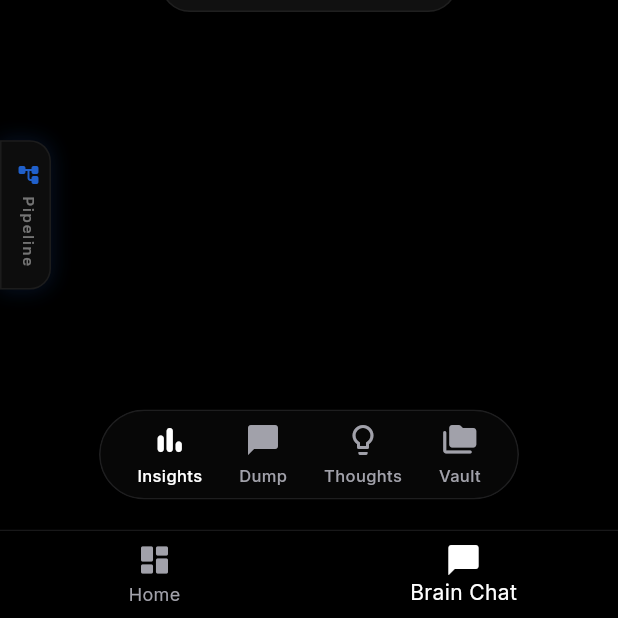
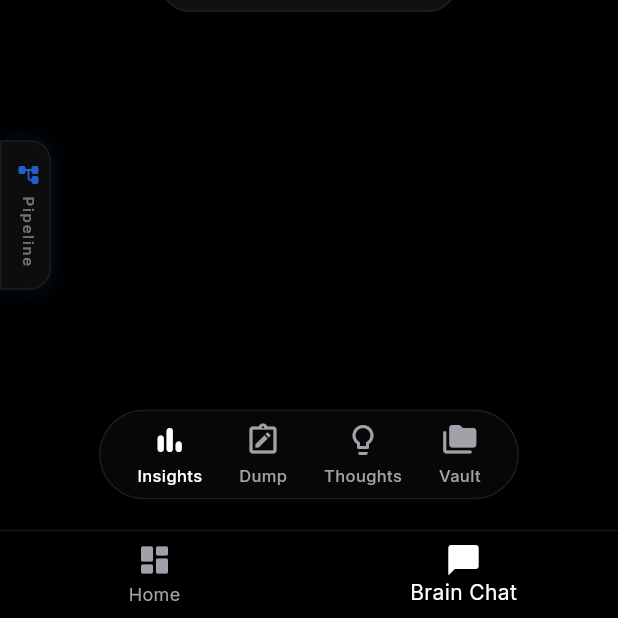
Before and after one commit to siddhant-debug/brain-dump, a Flutter app: the DashboardScreen screen opened directly, item 2 of the bottom bar chosen, on a phone screen of 412 x 824 dp, the part 618-1236 px from its top. Run offline on Flutter 3.47's test engine with Material 3 defaults, Android fonts, the phone set to English and light mode, and no system bars; our stand-ins replace dio, file_picker, flutter_animate, flutter_markdown, flutter_riverpod, flutter_secure_storage and 4 more; missing offline and left inert: syncfusion_flutter_pdfviewer; accounts and stored records are empty; network calls fail.

Commit message:
build issues

```diff
--- a/lib/core/theme/app_theme.dart
+++ b/lib/core/theme/app_theme.dart
@@ -11,7 +11,7 @@ abstract class AppColors {
   static const surfaceHigh = Color(0xFF1E1E1E); // Elevated Surface
 
   // ── Accent ───────────────────────────────────────────────
-  static const accent = Color.fromARGB(112, 1, 141, 94);     // Neon Emerald Green
+  static const accent = Color.fromARGB(255, 7, 156, 9);     // Neon Emerald Green
   static Color get accentDim => accent.withValues(alpha: 0.20);
   static Color get accentFaint => accent.withValues(alpha: 0.12);
 
--- a/lib/features/analytics/presentation/analytics_screen.dart
+++ b/lib/features/analytics/presentation/analytics_screen.dart
@@ -182,7 +182,7 @@ class _ConsistencyContent extends StatelessWidget {
               Text(
                 '${data.currentStreak}',
                 style: const TextStyle(
-                  color: Colors.white,
+                  color: Colors.green,
                   fontSize: 52,
                   fontWeight: FontWeight.w700,
                   height: 1,
@@ -192,7 +192,7 @@ class _ConsistencyContent extends StatelessWidget {
               const Padding(
                 padding: EdgeInsets.only(bottom: 8),
                 child: Text(
-                  'day streak',
+                  'days streak',
                   style: TextStyle(color: Colors.white54, fontSize: 16),
                 ),
               ),
@@ -227,7 +227,7 @@ class _HeatmapRow extends StatelessWidget {
         final intensity = max == 0 ? 0.0 : day.count / max;
         final color = day.count == 0
             ? Colors.white.withValues(alpha: 0.07)
-            : Colors.white.withValues(alpha: 0.15 + intensity * 0.75);
+            : const Color.fromARGB(255, 61, 224, 36).withValues(alpha: 0.15 + intensity * 0.75);
 
         return Tooltip(
           message: '${day.date}: ${day.count} note${day.count == 1 ? '' : 's'}',
--- a/lib/features/vault/presentation/file_vault_screen.dart
+++ b/lib/features/vault/presentation/file_vault_screen.dart
@@ -1,4 +1,5 @@
 import 'dart:io';
+import 'package:brain_dump/core/theme/app_theme.dart';
 import 'package:flutter/material.dart';
 import 'package:flutter_riverpod/flutter_riverpod.dart';
 import 'package:file_picker/file_picker.dart';
@@ -120,7 +121,7 @@ class _FileVaultScreenState extends ConsumerState<FileVaultScreen> {
     final filesState = ref.watch(filesProvider);
 
     return Scaffold(
-      backgroundColor: const Color(0xFF111111), // Match minimal theme
+      backgroundColor: AppColors.background, // Match minimal theme
       appBar: widget.isEmbedded
           ? null // No AppBar if embedded
           : AppBar(
--- a/lib/features/vault/presentation/thoughts_screen.dart
+++ b/lib/features/vault/presentation/thoughts_screen.dart
@@ -1,3 +1,4 @@
+import 'package:brain_dump/core/theme/app_theme.dart';
 import 'package:flutter/material.dart';
 import 'package:flutter_riverpod/flutter_riverpod.dart';
 import '../../notes/services/note_service.dart';
@@ -102,7 +103,7 @@ class _ThoughtsScreenState extends ConsumerState<ThoughtsScreen> {
     final notesState = ref.watch(notesProvider);
 
     return Scaffold(
-      backgroundColor:const Color(0xFF111111),
+      backgroundColor: AppColors.background,
       appBar: widget.isEmbedded
           ? null
           : AppBar(
--- a/lib/screens/brain_dump_screen.dart
+++ b/lib/screens/brain_dump_screen.dart
@@ -1,6 +1,7 @@
 import 'dart:ui';
 import 'dart:async';
 
+import 'package:flutter/cupertino.dart';
 import 'package:flutter/material.dart';
 import 'package:flutter_riverpod/flutter_riverpod.dart';
 import 'package:dio/dio.dart';
@@ -698,7 +699,7 @@ class _PillDock extends StatelessWidget {
                 onTap: () => onTabSelected(0),
               ),
               _DockItem(
-                icon: Icons.chat_bubble_rounded,
+                icon: Icons.note_alt_outlined,
                 label: 'Dump',
                 isSelected: selectedIndex == 1,
                 onTap: () => onTabSelected(1),
--- a/pubspec.yaml
+++ b/pubspec.yaml
@@ -1,7 +1,7 @@
 name: brain_dump
 description: "A minimalist brain-dump & query app."
 publish_to: 'none'
-version: 1.0.0+5
+version: 1.0.0+6
 
 environment:
   sdk: ^3.10.4
```
Also changed, not shown: 1 other file.
